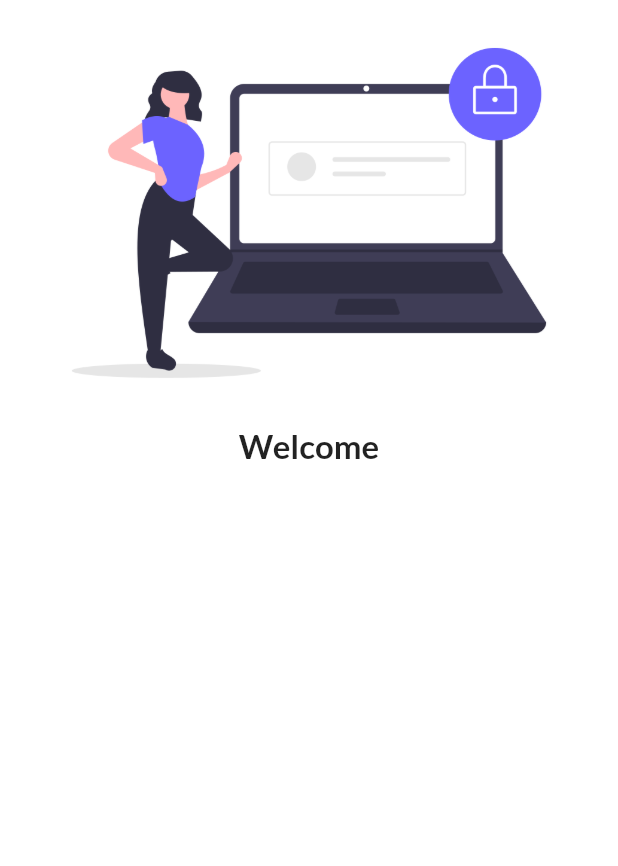
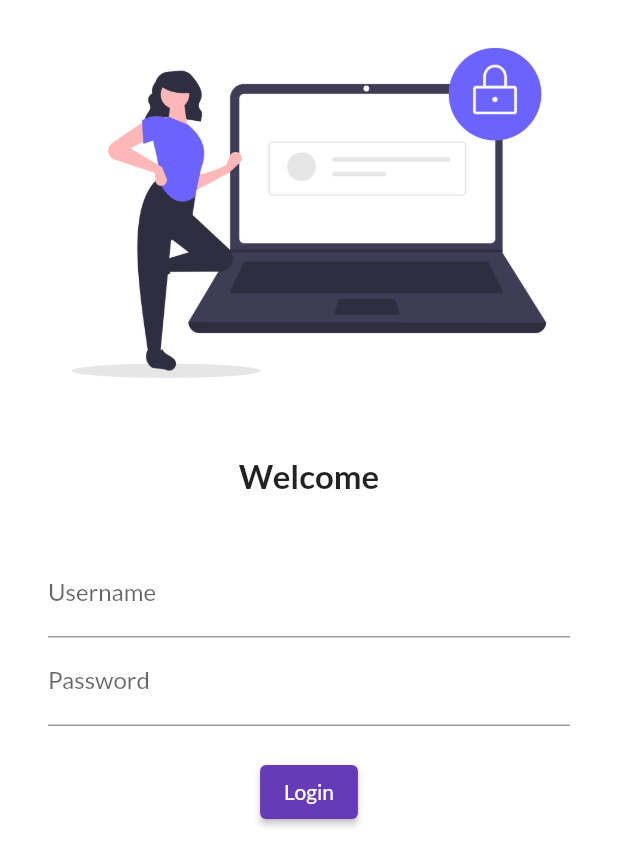
Before and after one commit to Devil-9/NewProject, a Flutter app: the screen it shows after launch, on a phone screen of 412 x 824 dp. Shown: the top 866 px of the screen. Run offline on Flutter 3.47's test engine with Material 2 defaults, Android fonts, the phone set to English and light mode, and no system bars; our stand-ins replace google_fonts.

Commit message:
day4 completed

```diff
--- a/lib/pages/login_page.dart
+++ b/lib/pages/login_page.dart
@@ -1,7 +1,6 @@
 import 'package:flutter/material.dart';
 
-class  LoginPage extends StatelessWidget {
-
+class LoginPage extends StatelessWidget {
   @override
   Widget build(BuildContext context) {
     return Material(
@@ -12,6 +11,9 @@ class  LoginPage extends StatelessWidget {
               "assets/images/login_img.png",
               fit: BoxFit.cover,
             ),
+            SizedBox(
+              height: 20.0,
+            ),
             Text(
               "Welcome",
               style: TextStyle(
@@ -19,10 +21,44 @@ class  LoginPage extends StatelessWidget {
                 fontWeight: FontWeight.bold,
               ),
             ),
+            SizedBox(
+              height: 20.0,
+            ),
+            Padding(
+              padding: const EdgeInsets.symmetric(
+                vertical: 16.0,
+                horizontal: 32.0,
+              ),
+              child: Column(
+                children: [
+                  TextFormField(
+                    decoration: InputDecoration(
+                      hintText: "Enter username",
+                      labelText: "Username",
+                    ),
+                  ),
+                  TextFormField(
+                    obscureText: true,
+                    decoration: InputDecoration(
+                      hintText: "Enter Password",
+                      labelText: "Password",
+                    ),
+                  ),
+                  SizedBox(
+                    height: 20.0,
+                  ),
+                  ElevatedButton(
+                    onPressed: () {
+                      print("Hi World");
+                    },
+                    child: Text("Login"),
+                    style: TextButton.styleFrom(),
+                  )
                 ],
-
+              ),
+            ),
+          ],
         )
-
         );
   }
 }
```
Lines whose indentation alone changed are shown as unchanged.
